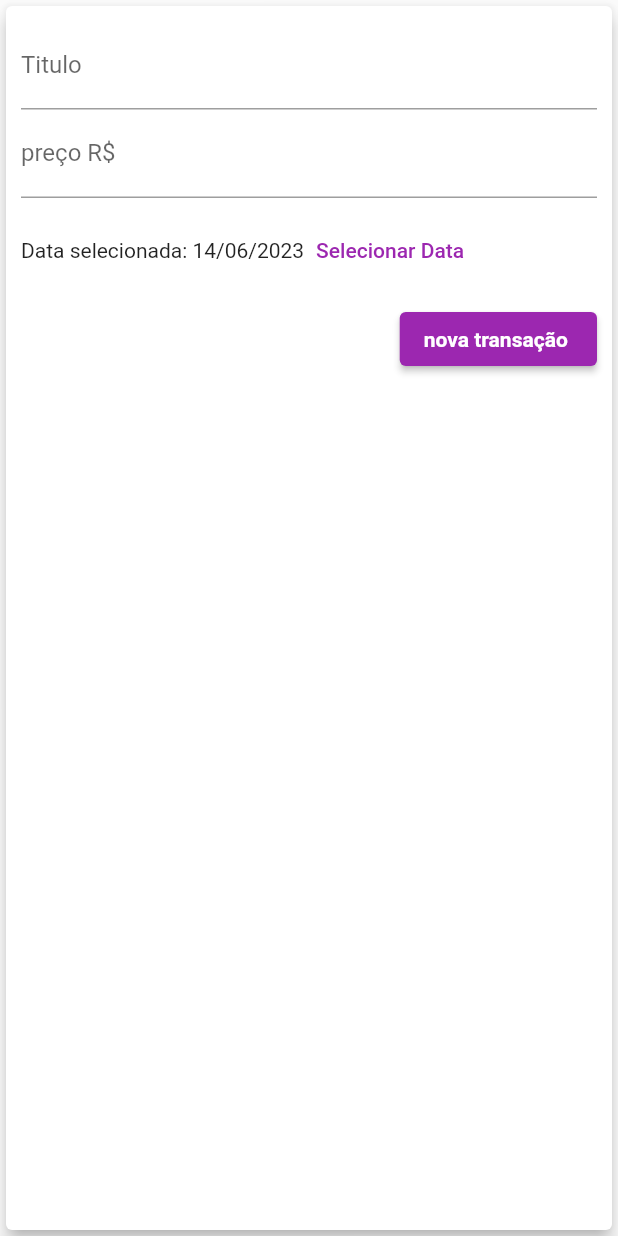
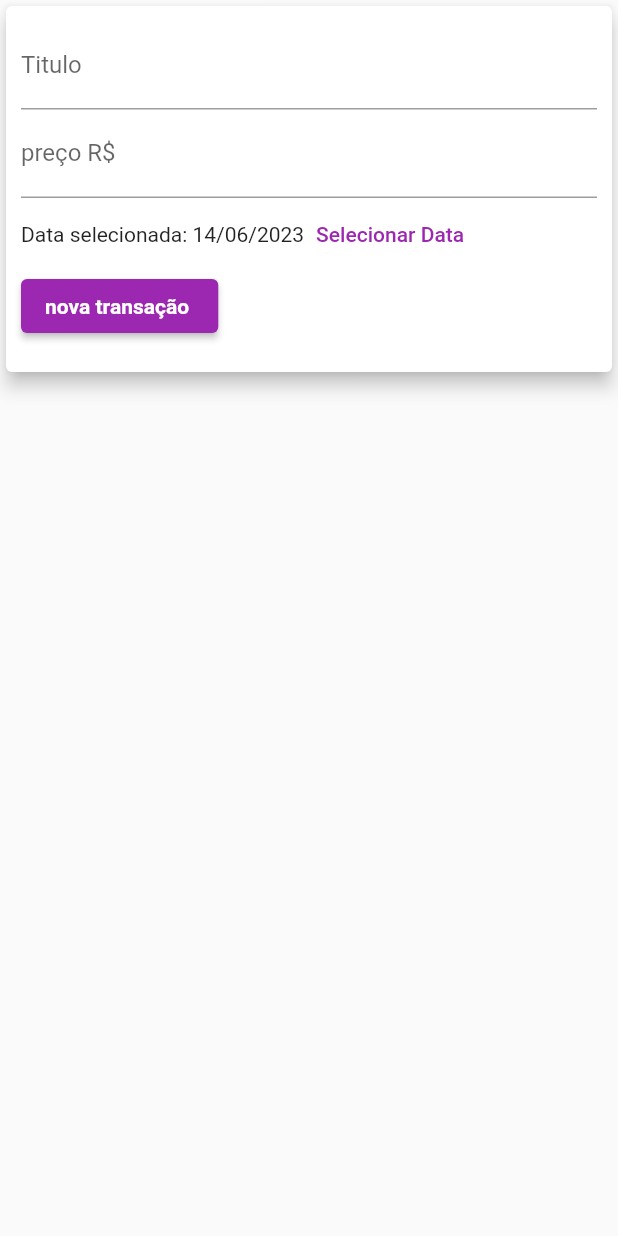
Before and after one commit to DesenvolvedorDOM23/personalexpenses, a Flutter app: the TransactionForm widget shown alone on an empty page, opened directly with empty values, on a phone screen of 412 x 824 dp. Run offline on Flutter 3.47's test engine with Material 2 defaults, Android fonts, the phone set to English and light mode, and no system bars; Roboto replaces fonts that are missing (OpenSans-Bold).

Commit message:
adicionando orientação

```diff
--- a/lib/widget/components/transaction_form.dart
+++ b/lib/widget/components/transaction_form.dart
@@ -43,7 +43,13 @@ class _TransactionFormState extends State<TransactionForm> {
     return Card(
       elevation: 5,
       child: Padding(
-        padding: const EdgeInsets.all(10),
+        padding: EdgeInsets.only(
+          top: 10,
+          right: 10,
+          left: 10,
+          bottom: 20 + MediaQuery.of(context).viewInsets.bottom,
+        ),
+        child: SingleChildScrollView(
           child: Column(children: [
             TextField(
               onSubmitted: (_) => _submitForm(),
@@ -54,14 +60,14 @@ class _TransactionFormState extends State<TransactionForm> {
             ),
             TextField(
               onSubmitted: (_) => _submitForm(),
-            keyboardType: const TextInputType.numberWithOptions(decimal: true),
+              keyboardType:
+                  const TextInputType.numberWithOptions(decimal: true),
               controller: valuecontroller,
               decoration: const InputDecoration(
                 label: Text('preço R\$'),
               ),
             ),
             Container(
-            height: 70,
               child: Row(
                 children: [
                   Text(
@@ -80,7 +86,6 @@ class _TransactionFormState extends State<TransactionForm> {
               ),
             ),
             Row(
-            mainAxisAlignment: MainAxisAlignment.end,
               children: [
                 ElevatedButton(
                   style: ButtonStyle(
@@ -100,6 +105,7 @@ class _TransactionFormState extends State<TransactionForm> {
             )
           ]),
         ),
+      ),
     );
   }
 }
```
Also changed, not shown: lib/widget/components/transaction_list.dart (+14 -10 lines), lib/widget/home.dart (+15 -2 lines). Lines whose indentation alone changed are shown as unchanged.
